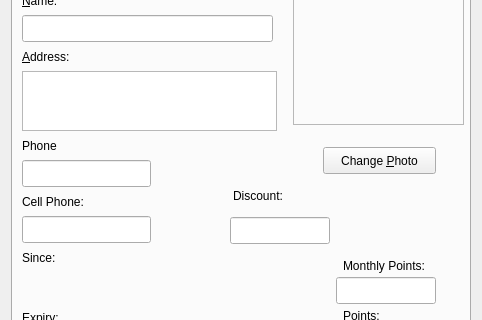
Qt form squeeze/src/ui/editclient_widget.ui (lastprimenumbers/lemonpos) before a commit; both pictures show x 0 to 482 and y 110 to 430 of the 482 by 524 pixel window.
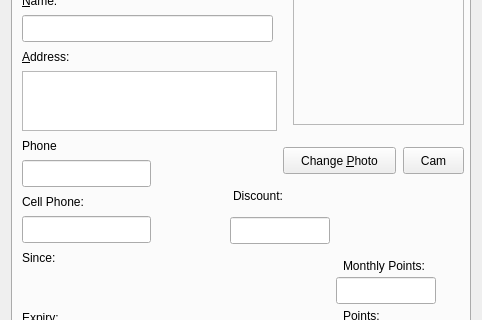
The same form after that commit. Custom widgets are drawn as their Qt base class.

Commit message: Apertura telecamera per scattare foto clienti.

Patch:
```diff
--- a/squeeze/src/ui/editclient_widget.ui
+++ b/squeeze/src/ui/editclient_widget.ui
@@ -95,7 +95,7 @@
       <widget class="QPushButton" name="btnChangeClientPhoto">
        <property name="geometry">
         <rect>
-         <x>310</x>
+         <x>270</x>
          <y>220</y>
          <width>113</width>
          <height>27</height>
@@ -391,6 +391,19 @@
         <string>Monthly Points:</string>
        </property>
       </widget>
+      <widget class="QPushButton" name="btnOpenCamera">
+       <property name="geometry">
+        <rect>
+         <x>390</x>
+         <y>220</y>
+         <width>61</width>
+         <height>27</height>
+        </rect>
+       </property>
+       <property name="text">
+        <string>Cam</string>
+       </property>
+      </widget>
      </widget>
      <widget class="QWidget" name="advancedPage">
       <attribute name="title">
```
The commit also changes 2 other files.
